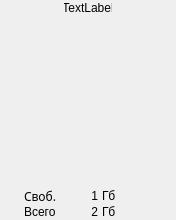
Before: the Qt Designer form zface/mainwindow.ui in appach22/zface, drawn with Qt 5.
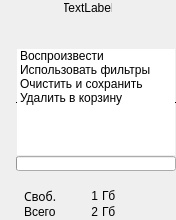
After: the same form once the commit is applied.

Commit message: File play dialog (beginning)

The edit to the form file:
```diff
--- a/zface/mainwindow.ui
+++ b/zface/mainwindow.ui
@@ -200,7 +200,7 @@
        </sizepolicy>
       </property>
       <property name="currentIndex">
-       <number>0</number>
+       <number>5</number>
       </property>
       <widget class="QWidget" name="mainPage"/>
       <widget class="QWidget" name="browserPage">
@@ -277,6 +277,203 @@
         </property>
        </layout>
       </widget>
+      <widget class="QWidget" name="playPage">
+       <layout class="QVBoxLayout" name="verticalLayout_3">
+        <property name="spacing">
+         <number>0</number>
+        </property>
+        <property name="margin">
+         <number>0</number>
+        </property>
+        <item>
+         <widget class="QLabel" name="fileNameLabel">
+          <property name="sizePolicy">
+           <sizepolicy hsizetype="Ignored" vsizetype="Fixed">
+            <horstretch>0</horstretch>
+            <verstretch>0</verstretch>
+           </sizepolicy>
+          </property>
+          <property name="text">
+           <string/>
+          </property>
+         </widget>
+        </item>
+        <item>
+         <widget class="QWidget" name="widget" native="true">
+          <property name="sizePolicy">
+           <sizepolicy hsizetype="Ignored" vsizetype="Ignored">
+            <horstretch>0</horstretch>
+            <verstretch>0</verstretch>
+           </sizepolicy>
+          </property>
+          <layout class="QGridLayout" name="gridLayout_5">
+           <property name="margin">
+            <number>0</number>
+           </property>
+           <property name="spacing">
+            <number>0</number>
+           </property>
+           <item row="0" column="0" rowspan="2">
+            <widget class="QWidget" name="widget_2" native="true">
+             <property name="sizePolicy">
+              <sizepolicy hsizetype="Fixed" vsizetype="Expanding">
+               <horstretch>0</horstretch>
+               <verstretch>0</verstretch>
+              </sizepolicy>
+             </property>
+             <property name="minimumSize">
+              <size>
+               <width>16</width>
+               <height>0</height>
+              </size>
+             </property>
+            </widget>
+           </item>
+           <item row="0" column="1">
+            <widget class="QLabel" name="fileInfoLabel">
+             <property name="sizePolicy">
+              <sizepolicy hsizetype="Ignored" vsizetype="Fixed">
+               <horstretch>0</horstretch>
+               <verstretch>0</verstretch>
+              </sizepolicy>
+             </property>
+             <property name="maximumSize">
+              <size>
+               <width>16777215</width>
+               <height>18</height>
+              </size>
+             </property>
+             <property name="text">
+              <string/>
+             </property>
+            </widget>
+           </item>
+           <item row="1" column="1">
+            <widget class="QListWidget" name="fileOpsList">
+             <property name="sizePolicy">
+              <sizepolicy hsizetype="Ignored" vsizetype="Ignored">
+               <horstretch>0</horstretch>
+               <verstretch>0</verstretch>
+              </sizepolicy>
+             </property>
+             <property name="frameShape">
+              <enum>QFrame::HLine</enum>
+             </property>
+             <property name="frameShadow">
+              <enum>QFrame::Plain</enum>
+             </property>
+             <property name="lineWidth">
+              <number>1</number>
+             </property>
+             <property name="midLineWidth">
+              <number>0</number>
+             </property>
+             <property name="horizontalScrollBarPolicy">
+              <enum>Qt::ScrollBarAlwaysOff</enum>
+             </property>
+             <item>
+              <property name="text">
+               <string>Воспроизвести</string>
+              </property>
+             </item>
+             <item>
+              <property name="text">
+               <string>Использовать фильтры</string>
+              </property>
+             </item>
+             <item>
+              <property name="text">
+               <string>Очистить и сохранить</string>
+              </property>
+             </item>
+             <item>
+              <property name="text">
+               <string>Удалить в корзину</string>
+              </property>
+             </item>
+            </widget>
+           </item>
+           <item row="2" column="0">
+            <widget class="QWidget" name="playStateWidget" native="true">
+             <property name="sizePolicy">
+              <sizepolicy hsizetype="Fixed" vsizetype="Fixed">
+               <horstretch>0</horstretch>
+               <verstretch>0</verstretch>
+              </sizepolicy>
+             </property>
+             <property name="minimumSize">
+              <size>
+               <width>16</width>
+               <height>16</height>
+              </size>
+             </property>
+            </widget>
+           </item>
+           <item row="2" column="1">
+            <widget class="QProgressBar" name="playProgress">
+             <property name="sizePolicy">
+              <sizepolicy hsizetype="Ignored" vsizetype="Fixed">
+               <horstretch>0</horstretch>
+               <verstretch>0</verstretch>
+              </sizepolicy>
+             </property>
+             <property name="maximumSize">
+              <size>
+               <width>16777215</width>
+               <height>15</height>
+              </size>
+             </property>
+             <property name="value">
+              <number>0</number>
+             </property>
+             <property name="textVisible">
+              <bool>false</bool>
+             </property>
+             <property name="format">
+              <string/>
+             </property>
+            </widget>
+           </item>
+           <item row="3" column="0">
+            <widget class="QWidget" name="widget_4" native="true">
+             <property name="sizePolicy">
+              <sizepolicy hsizetype="Fixed" vsizetype="Fixed">
+               <horstretch>0</horstretch>
+               <verstretch>0</verstretch>
+              </sizepolicy>
+             </property>
+             <property name="minimumSize">
+              <size>
+               <width>16</width>
+               <height>16</height>
+              </size>
+             </property>
+            </widget>
+           </item>
+           <item row="3" column="1">
+            <widget class="QLabel" name="playProgressLabel">
+             <property name="sizePolicy">
+              <sizepolicy hsizetype="Expanding" vsizetype="Fixed">
+               <horstretch>0</horstretch>
+               <verstretch>0</verstretch>
+              </sizepolicy>
+             </property>
+             <property name="maximumSize">
+              <size>
+               <width>16777215</width>
+               <height>18</height>
+              </size>
+             </property>
+             <property name="text">
+              <string/>
+             </property>
+            </widget>
+           </item>
+          </layout>
+         </widget>
+        </item>
+       </layout>
+      </widget>
      </widget>
     </item>
     <item>
```
The commit also changes 7 other files.
